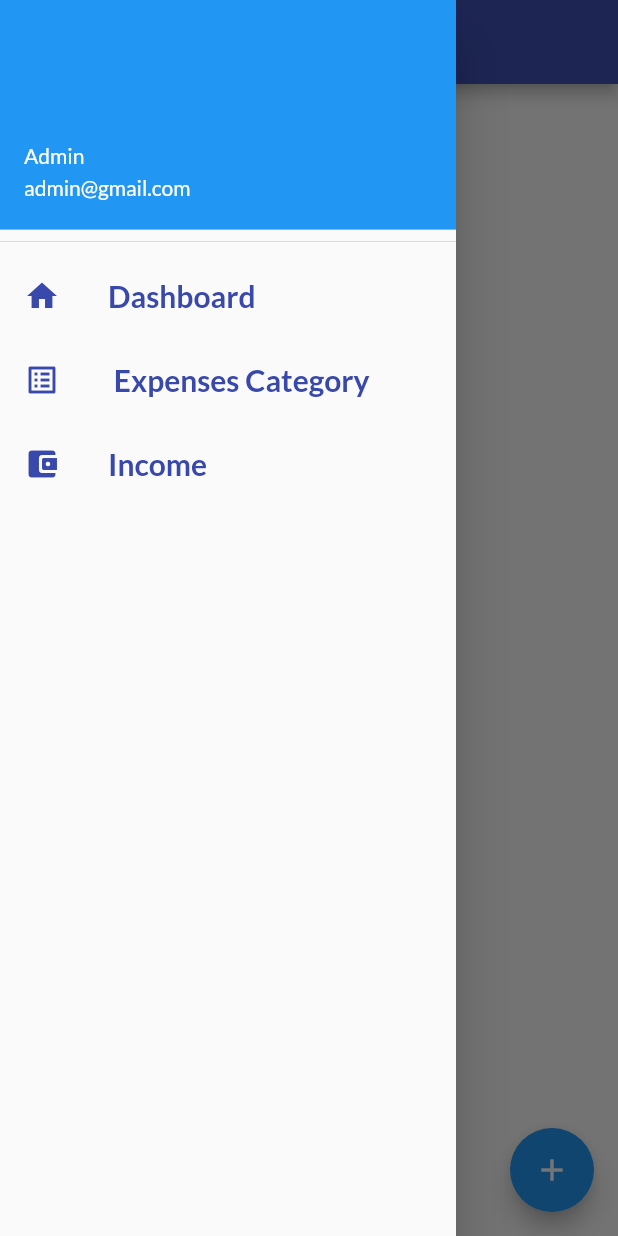
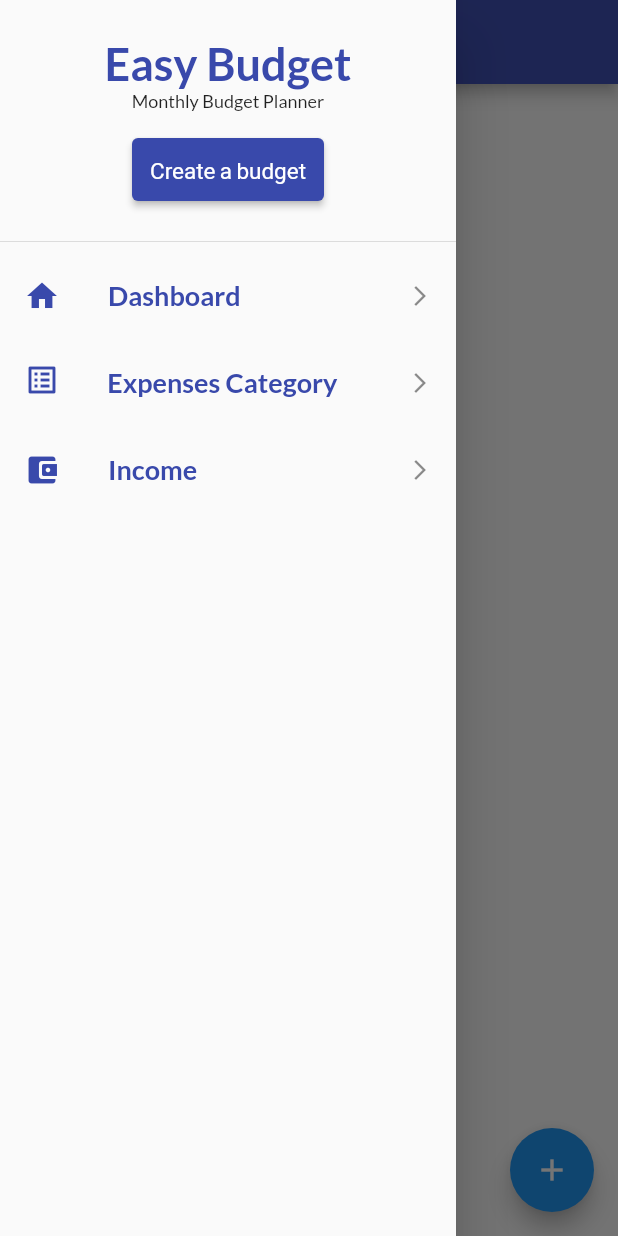
Before and after one commit to Dinesh31946/Budget_App, a Flutter app: the CategoryPage screen opened by its route, with the side drawer open, on a phone screen of 412 x 824 dp. Run offline on Flutter 3.47's test engine with Material 2 defaults, Android fonts, the phone set to English and light mode, and no system bars; our stand-ins replace flutter_svg, google_fonts, sqflite; accounts and stored records are empty.

```diff
--- a/lib/pages/Categories/categoriesPage.dart
+++ b/lib/pages/Categories/categoriesPage.dart
@@ -2,7 +2,7 @@ import 'package:budget_app/Database/databaseHelper.dart';
 import 'package:budget_app/model/categoryModel.dart';
 import 'package:budget_app/pages/Categories/components/datacard.dart';
 import 'package:budget_app/utils/routes.dart';
-import 'package:budget_app/widgets/drawer.dart';
+import 'package:budget_app/widgets/drawer/drawer.dart';
 import 'package:flutter/material.dart';
 
 class CategoryPage extends StatefulWidget {
--- a/lib/pages/Home/homePage.dart
+++ b/lib/pages/Home/homePage.dart
@@ -1,4 +1,4 @@
-import 'package:budget_app/widgets/drawer.dart';
+import 'package:budget_app/widgets/drawer/drawer.dart';
 import 'package:flutter/material.dart';
 
 class HomePage extends StatefulWidget {
--- a/lib/pages/Income/incomePage.dart
+++ b/lib/pages/Income/incomePage.dart
@@ -1,4 +1,4 @@
-import 'package:budget_app/widgets/drawer.dart';
+import 'package:budget_app/widgets/drawer/drawer.dart';
 import 'package:flutter/material.dart';
 
 class IncomePage extends StatefulWidget {
--- a/lib/widgets/drawer.dart
+++ /dev/null
@@ -1,69 +0,0 @@
-import 'package:budget_app/utils/routes.dart';
-import 'package:flutter/material.dart';
-
-class MyDrawer extends StatelessWidget {
-  const MyDrawer({
-    Key? key,
-  }) : super(key: key);
-
-  @override
-  Widget build(BuildContext context) {
-    return Drawer(
-      child: ListView(
-        padding: EdgeInsets.zero,
-        children: [
-          DrawerHeader(
-            padding: EdgeInsets.zero,
-            child: UserAccountsDrawerHeader(
-              accountName: Text("Admin"),
-              accountEmail: Text("admin@gmail.com"),
-            ),
-          ),
-          ListTile(
-            leading: Icon(Icons.home, color: Colors.indigo[600]),
-            title: Text(
-              "Dashboard",
-              style: TextStyle(
-                fontSize: 20,
-                fontWeight: FontWeight.bold,
-                color: Colors.indigo[600],
-              ),
-            ),
-            onTap: () async {
-              Navigator.pushNamed(context, MyRoutes.homeRoute);
-            },
-          ),
-          ListTile(
-            leading: Icon(Icons.list_alt_outlined, color: Colors.indigo[600]),
-            title: Text(
-              " Expenses Category",
-              style: TextStyle(
-                fontSize: 20,
-                fontWeight: FontWeight.bold,
-                color: Colors.indigo[600],
-              ),
-            ),
-            onTap: () async {
-              Navigator.pushNamed(context, MyRoutes.categoryRoute);
-            },
-          ),
-          ListTile(
-            leading: Icon(Icons.account_balance_wallet_rounded,
-                color: Colors.indigo[600]),
-            title: Text(
-              "Income",
-              style: TextStyle(
-                fontSize: 20,
-                fontWeight: FontWeight.bold,
-                color: Colors.indigo[600],
-              ),
-            ),
-            onTap: () async {
-              Navigator.pushNamed(context, MyRoutes.incomeRoute);
-            },
-          ),
-        ],
-      ),
-    );
-  }
-}
--- /dev/null
+++ b/lib/widgets/drawer/components/drawerList.dart
@@ -0,0 +1,68 @@
+import 'package:budget_app/utils/routes.dart';
+import 'package:flutter/material.dart';
+
+class DrawrList extends StatefulWidget {
+  const DrawrList({
+    Key? key,
+  }) : super(key: key);
+
+  @override
+  _DrawrListState createState() => _DrawrListState();
+}
+
+class _DrawrListState extends State<DrawrList> {
+  @override
+  Widget build(BuildContext context) {
+    return Column(
+      children: [
+        ListTile(
+          leading: Icon(Icons.home, color: Colors.indigo[600]),
+          title: Text(
+            "Dashboard",
+            style: TextStyle(
+              fontSize: 18,
+              fontWeight: FontWeight.bold,
+              color: Colors.indigo[600],
+            ),
+          ),
+          onTap: () async {
+            Navigator.pushNamed(context, MyRoutes.homeRoute);
+          },
+          trailing: Icon(Icons.arrow_forward_ios, size: 16),
+        ),
+        ListTile(
+          visualDensity: VisualDensity(horizontal: -2, vertical: 1),
+          leading: Icon(Icons.list_alt_outlined, color: Colors.indigo[600]),
+          title: Text(
+            " Expenses Category",
+            style: TextStyle(
+              fontSize: 18,
+              fontWeight: FontWeight.bold,
+              color: Colors.indigo[600],
+            ),
+          ),
+          onTap: () async {
+            Navigator.pushNamed(context, MyRoutes.categoryRoute);
+          },
+          trailing: Icon(Icons.arrow_forward_ios, size: 16),
+        ),
+        ListTile(
+          leading: Icon(Icons.account_balance_wallet_rounded,
+              color: Colors.indigo[600]),
+          title: Text(
+            "Income",
+            style: TextStyle(
+              fontSize: 18,
+              fontWeight: FontWeight.bold,
+              color: Colors.indigo[600],
+            ),
+          ),
+          onTap: () async {
+            Navigator.pushNamed(context, MyRoutes.incomeRoute);
+          },
+          trailing: Icon(Icons.arrow_forward_ios, size: 16),
+        ),
+      ],
+    );
+  }
+}
--- /dev/null
+++ b/lib/widgets/drawer/drawer.dart
@@ -0,0 +1,55 @@
+import 'dart:ui';
+import 'package:budget_app/widgets/drawer/components/drawerList.dart';
+import 'package:flutter/material.dart';
+
+class MyDrawer extends StatelessWidget {
+  const MyDrawer({
+    Key? key,
+  }) : super(key: key);
+
+  @override
+  Widget build(BuildContext context) {
+    return Drawer(
+      child: ListView(
+        padding: EdgeInsets.zero,
+        children: [
+          DrawerHeader(
+            padding: EdgeInsets.zero,
+            child: Column(
+              mainAxisAlignment: MainAxisAlignment.center,
+              children: [
+                Column(
+                  children: [
+                    Text("Easy Budget",
+                        style: TextStyle(
+                          fontSize: 30,
+                          fontWeight: FontWeight.bold,
+                          color: Colors.indigo[600],
+                        )),
+                    Text(
+                      "Monthly Budget Planner",
+                      style: TextStyle(fontSize: 12),
+                    ),
+                  ],
+                ),
+                SizedBox(
+                  height: 15,
+                ),
+                ElevatedButton(
+                  style: ElevatedButton.styleFrom(
+                    primary: Colors.indigo[600],
+                    padding: EdgeInsets.symmetric(horizontal: 12, vertical: 12),
+                    textStyle: TextStyle(fontSize: 15),
+                  ),
+                  onPressed: () {},
+                  child: Text("Create a budget"),
+                )
+              ],
+            ),
+          ),
+          DrawrList(),
+        ],
+      ),
+    );
+  }
+}
```
Also changed, not shown: lib/pages/Categories/components/datacard.dart (+72 -16 lines), lib/pages/Login/component/body.dart (+11 -11 lines), assets/images/login_img.svg (added).
